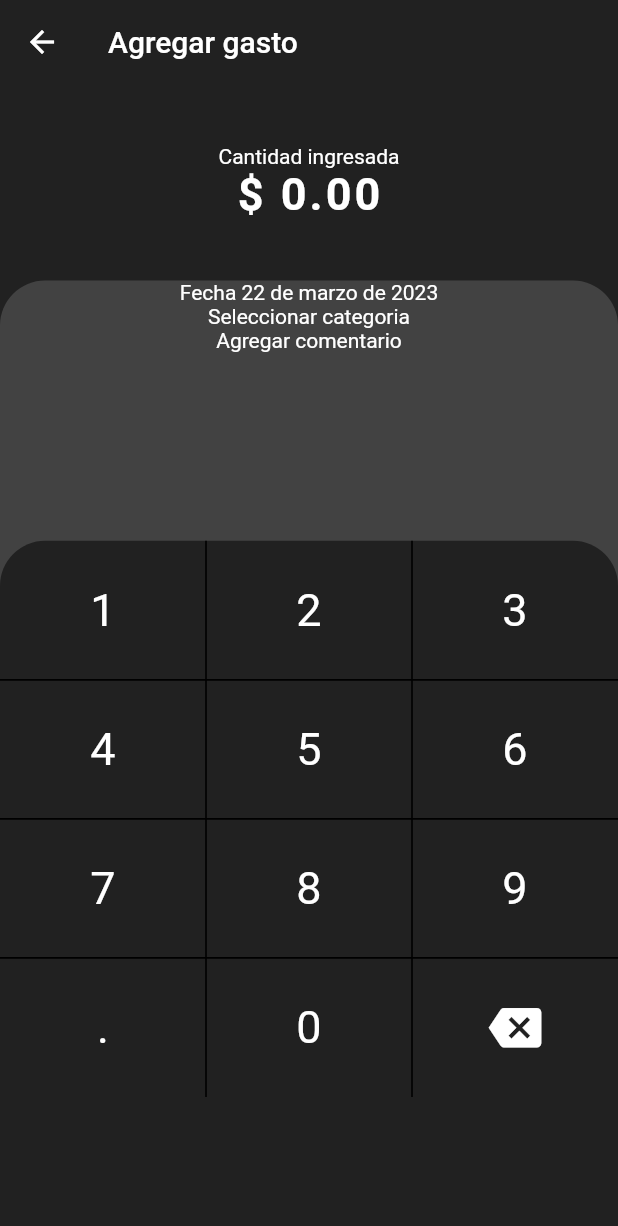
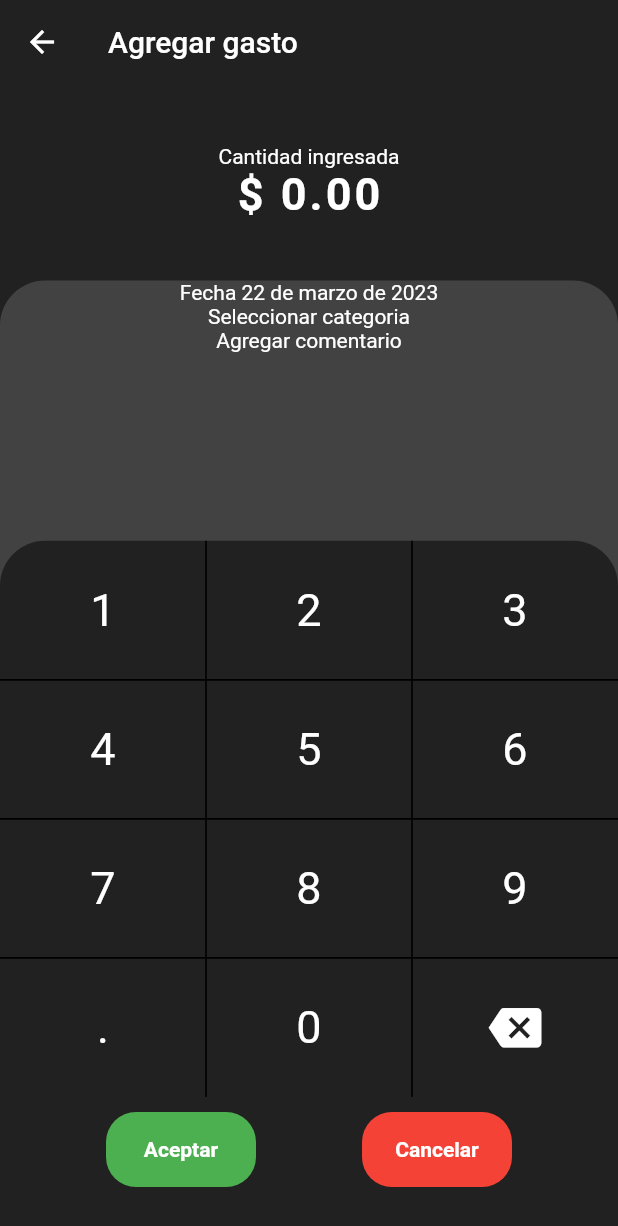
Before and after one commit to DiegoRB2001/balance-moviles, a Flutter app: the AddExpenses screen opened directly, after a tap on "Cantidad ingresada", on a phone screen of 412 x 824 dp. Shown: the top 1226 px of the screen. Run offline on Flutter 3.47's test engine with Material 2 defaults, Android fonts, the phone set to English and light mode, and no system bars; our stand-ins replace flutter_speed_dial.

Commit message:
Widget para boton customizado creado

```diff
--- a/lib/widgets/add_expenses_wt/bs_num_keyboard.dart
+++ b/lib/widgets/add_expenses_wt/bs_num_keyboard.dart
@@ -1,3 +1,5 @@
+import 'package:balance/utils/constants.dart';
+import 'package:balance/widgets/add_expenses_wt/custom_button.dart';
 import 'package:flutter/material.dart';
 
 class BSNumKeyboard extends StatefulWidget {
@@ -119,6 +121,41 @@ class _BSNumKeyboardState extends State<BSNumKeyboard> {
                           ),
                         ]),
                       ],
+                    ),
+                    Row(
+                      mainAxisAlignment: MainAxisAlignment.spaceEvenly,
+                      children: [
+                        CustomButton(
+                          height: 50,
+                          width: 100,
+                          margin: const EdgeInsets.only(top: 10),
+                          decoration: const BoxDecoration(
+                              color: Colors.green,
+                              borderRadius:
+                                  BorderRadius.all(Radius.circular(20))),
+                          child: const Text(
+                            "Aceptar",
+                            style: TextStyle(fontWeight: FontWeight.bold),
+                            textAlign: TextAlign.center,
+                          ),
+                          ontap: () {},
+                        ),
+                        CustomButton(
+                          height: 50,
+                          width: 100,
+                          margin: const EdgeInsets.only(top: 10),
+                          decoration: const BoxDecoration(
+                              color: Colors.red,
+                              borderRadius:
+                                  BorderRadius.all(Radius.circular(20))),
+                          child: const Text(
+                            "Cancelar",
+                            style: TextStyle(fontWeight: FontWeight.bold),
+                            textAlign: TextAlign.center,
+                          ),
+                          ontap: () {},
+                        )
+                      ],
                     )
                   ],
                 );
--- /dev/null
+++ b/lib/widgets/add_expenses_wt/custom_button.dart
@@ -0,0 +1,39 @@
+import 'package:flutter/material.dart';
+
+class CustomButton extends StatelessWidget {
+  const CustomButton(
+      {super.key,
+      this.width = 50,
+      this.height = 50,
+      this.ontap,
+      this.decoration,
+      this.child = const Text("Press me"),
+      this.margin});
+
+  final double width;
+  final double height;
+  final void Function()? ontap;
+  final Widget child;
+  final BoxDecoration? decoration;
+  final EdgeInsets? margin;
+
+  @override
+  Widget build(BuildContext context) {
+    return GestureDetector(
+      behavior: HitTestBehavior.opaque,
+      onTap: ontap,
+      child: Container(
+        height: height,
+        width: width,
+        margin: margin,
+        decoration: decoration,
+        child: Column(
+          mainAxisAlignment: MainAxisAlignment.center,
+          children: [
+            child,
+          ],
+        ),
+      ),
+    );
+  }
+}
```
